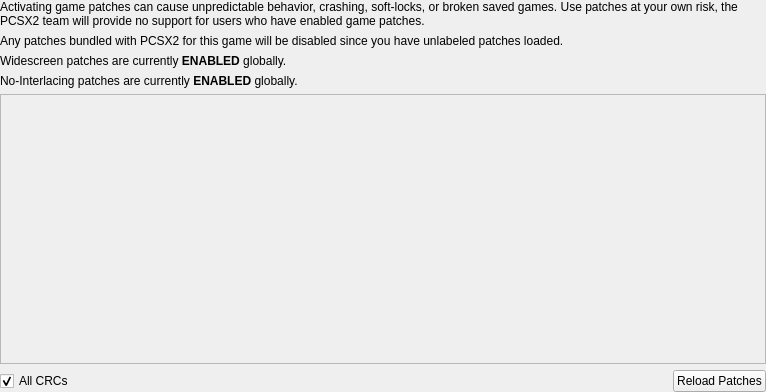
First picture: the form in pcsx2-qt/Settings/GamePatchSettingsWidget.ui, repository PenguinVRLab/PenguinScreen2, before the edit.
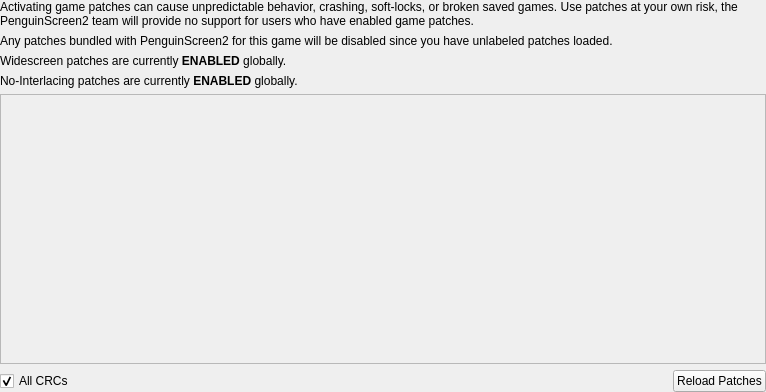
Second picture: the form after the edit.

Commit message:
PenguinScreen2 1.0-rc2
The 1.0-rc2 source, in one commit on top of the two import layers below it
(the PCSX2 fork base and the vendored Khronos OpenXR SDK), so that the diff
against them shows what PenguinScreen2 changes in upstream PCSX2.
The release is tag v1.0-rc2.

```diff
--- a/pcsx2-qt/Settings/GamePatchSettingsWidget.ui
+++ b/pcsx2-qt/Settings/GamePatchSettingsWidget.ui
@@ -26,7 +26,7 @@
    <item>
     <widget class="QLabel" name="label">
      <property name="text">
-      <string>Activating game patches can cause unpredictable behavior, crashing, soft-locks, or broken saved games. Use patches at your own risk, the PCSX2 team will provide no support for users who have enabled game patches.</string>
+      <string>Activating game patches can cause unpredictable behavior, crashing, soft-locks, or broken saved games. Use patches at your own risk, the PenguinScreen2 team will provide no support for users who have enabled game patches.</string>
      </property>
      <property name="wordWrap">
       <bool>true</bool>
@@ -36,7 +36,7 @@
    <item>
     <widget class="QLabel" name="unlabeledPatchWarning">
      <property name="text">
-      <string>Any patches bundled with PCSX2 for this game will be disabled since you have unlabeled patches loaded.</string>
+      <string>Any patches bundled with PenguinScreen2 for this game will be disabled since you have unlabeled patches loaded.</string>
      </property>
      <property name="wordWrap">
       <bool>true</bool>
```
The commit also changes 1123 other files.
